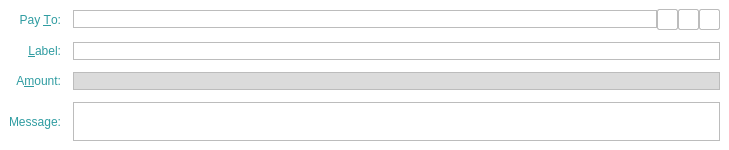
Before: the Qt Designer form src/qt/forms/sendcoinsentry.ui in ZiftrCOIN/ziftrcoin, drawn with Qt 5.
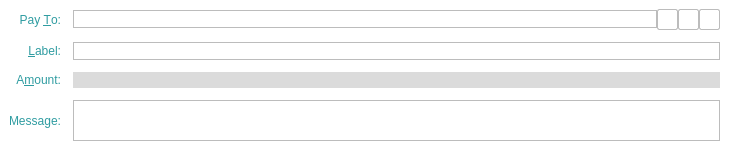
After: the same form once the commit is applied. Icons and pictures are not drawn. Custom widgets are drawn as their Qt base class.

The edit to the form file:
```diff
--- a/src/qt/forms/sendcoinsentry.ui
+++ b/src/qt/forms/sendcoinsentry.ui
@@ -48,7 +48,7 @@
        <bool>false</bool>
       </property>
       <property name="styleSheet">
-       <string notr="true">border: 1px solid #bcbcbc; border-radius: 0;
+       <string notr="true">color: #000;
 background: #dbdbdb;</string>
       </property>
      </widget>
```
